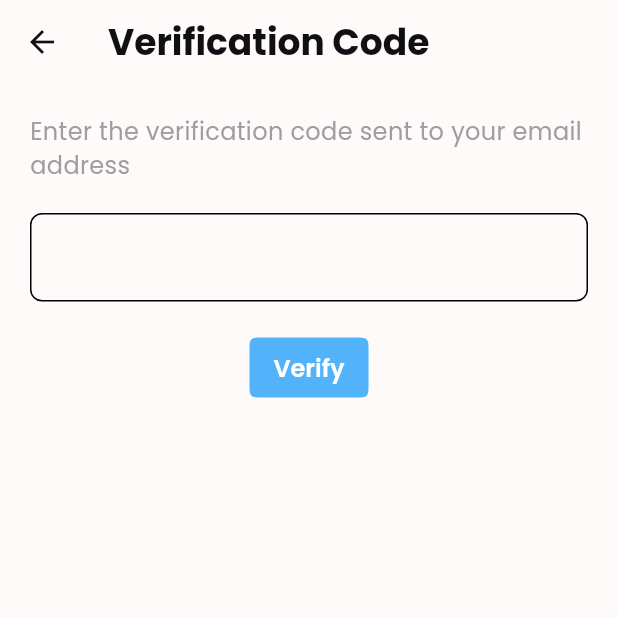
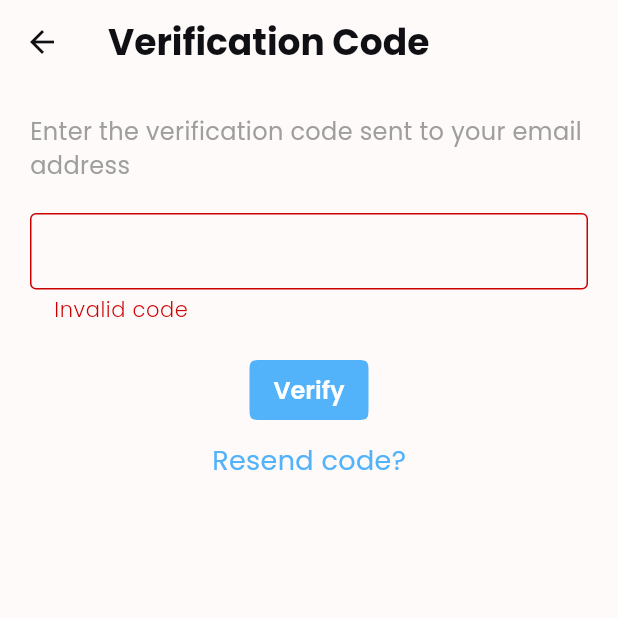
Before and after one commit to igotjulius/joiner_2, a Flutter app: the VerificationWidget screen opened by its route, after a tap on "Verify", on a phone screen of 412 x 824 dp, the top half of it. Run offline on Flutter 3.47's test engine with Material 2 defaults, Android fonts, the phone set to English and light mode, and no system bars; our stand-ins replace auto_size_text, cached_network_image, carousel_slider, dio, dropdown_button2, font_awesome_flutter and 10 more; missing offline and left inert: json_path, mapbox_gl; accounts and stored records are empty; generated files the repository leaves out were written again; project files that could hold a hidden picture were left out.

Commit message:
Verification flow update
- Verification flow

```diff
--- a/lib/controllers/auth_controller.dart
+++ b/lib/controllers/auth_controller.dart
@@ -17,7 +17,7 @@ import 'package:joiner_1/service/api_service.dart';
 import 'package:shared_preferences/shared_preferences.dart';
 
 class AuthController extends ChangeNotifier {
-  static final ApiService _apiService = ApiService(Dio());
+  final ApiService _apiService = ApiService(Dio());
   Auth? _userTypeController;
   Auth? get userTypeController => _userTypeController;
 
@@ -43,27 +43,58 @@ class AuthController extends ChangeNotifier {
   }
 
   List<GoRoute> get routes => _routes;
+  // TODO: implemented
   void setRoutes() {
-    if (_userTypeController?.profile?.verification != null)
+    _routes = baseRoutes();
+    if (_userTypeController?.profile?.verification?['createdAt'] == null)
       _routes.addAll(_userTypeController!.routes);
     notifyListeners();
   }
 
-  // Register CRA
+  // Register CRA // TODO: implemented
   Future<String?> registerCra(User nUser) async {
     final result = await _apiService.registerCra(nUser);
     if (result.code == HttpStatus.created) return null;
     return result.message;
   }
 
-  // Register Joiner
+  // Register Joiner // TODO: implemented
   Future<String?> registerUser(User nUser) async {
     final result = await _apiService.registerUser(nUser);
     if (result.code == HttpStatus.created) return null;
     return result.message;
   }
 
-  // Login CRA/Joiner
+  // Verify // TODO: implemented
+  Future<bool> verify(String verificationCode) async {
+    try {
+      final result = await _apiService.verify(
+        {
+          'code': verificationCode,
+          'email': _userTypeController!.profile!.email
+        },
+      );
+      if (result.code != HttpStatus.ok) return false;
+      if (result.message == 'CraUser Verified')
+        _userTypeController?.profile = result.data as CraUserModel;
+      else if (result.message == 'Verified')
+        _userTypeController?.profile = result.data as UserModel;
+      setRoutes();
+      return true;
+    } catch (e, stack) {
+      print('Error in verifying email: $e');
+      print(stack);
+    }
+    return false;
+  }
+
+  // Resend verification code // TODO: implemented
+  void resendVerification() async {
+    await _apiService
+        .resendVerification({'email': _userTypeController!.profile!.email});
+  }
+
+  // Login CRA/Joiner // TODO: implemented
   Future<User?> loginUser(String email, String password) async {
     final result =
         await _apiService.loginUser({'email': email, 'password': password});
@@ -88,6 +119,7 @@ class AuthController extends ChangeNotifier {
     return result.data;
   }
 
+  // TODO: implemented
   Future<bool> logout() async {
     try {
       await _userTypeController?.logout();
@@ -102,6 +134,7 @@ class AuthController extends ChangeNotifier {
     return false;
   }
 
+  // TODO: implemented
   Future initializePersistedState() async {
     final _pref = await SharedPreferences.getInstance();
     var cachedUser = _pref.getString('user');
@@ -126,10 +159,10 @@ class AuthController extends ChangeNotifier {
 
 abstract class Auth extends ChangeNotifier {
   User? get profile;
+  set profile(User? user);
   List<GoRoute> get routes;
   Future<bool> cacheUser();
   Future<bool> logout();
-  bool isVerified();
   Future<bool> changePassword(String currentPassword, String nPassword);
   Future<bool> editAccount(String firstName, String lastName);
   void refetchRentals();
--- a/lib/controllers/cra_controller.dart
+++ b/lib/controllers/cra_controller.dart
@@ -83,7 +83,10 @@ class CraController extends Auth {
   @override
   User get profile => _currentUser;
 
-  @override
+  @override // TODO: implemented
+  set profile(User? user) => _currentUser = user as CraUserModel;
+
+  @override // TODO: implemented
   Future<bool> cacheUser() async {
     try {
       _pref = await SharedPreferences.getInstance();
@@ -97,15 +100,12 @@ class CraController extends Auth {
     return false;
   }
 
-  @override
-  bool isVerified() {
-    return _currentUser.verification != null ? true : false;
-  }
+  List<CarModel> get cars => _currentUser.vehicles;
 
-  List<CarModel> get cars => _currentUser.vehicles;
+  // TODO: implemented
   void refetchCraCars() async {
     final res = await _apiService.getCraCars(_currentUser.id);
-    _currentUser.vehicles = res.data!;
+    _currentUser.vehicles = res.data ?? [];
     notifyListeners();
   }
 
@@ -151,7 +151,7 @@ class CraController extends Auth {
     return null;
   }
 
-  // Edit car TODO: check
+  // Edit car TODO: implemented
   Future<String?> editCar(CarModel car, List<XFile>? images) async {
     List<MultipartFile>? converted;
     if (images != null) {
@@ -200,10 +200,10 @@ class CraController extends Auth {
   }
 
   // Fetch CRA's rentals
-  @override
+  @override // TODO: implemented
   List<RentalModel> get rentals => _currentUser.rentals;
 
-  @override
+  @override // TODO: implemented
   void refetchRentals() async {
     try {
       final result = await _apiService.getCraRentals(_currentUser.id);
@@ -220,7 +220,7 @@ class CraController extends Auth {
     Account related actions
   */
 
-  // Change Cra's password
+  // Change Cra's password // TODO: implemented
   Future<bool> changePassword(String password, String newPassword) async {
     try {
       final result = await _apiService.changeCraPassword(
@@ -237,7 +237,7 @@ class CraController extends Auth {
     return false;
   }
 
-  // TODO: check
+  // TODO: implemented
   @override
   Future<bool> logout() async {
     try {
@@ -251,7 +251,7 @@ class CraController extends Auth {
     }
   }
 
-  @override
+  @override // TODO: implemented
   Future<bool> editAccount(String firstName, String lastName) async {
     try {
       final result = await _apiService.editCraAccount(
--- a/lib/controllers/user_controller.dart
+++ b/lib/controllers/user_controller.dart
@@ -154,7 +154,10 @@ class UserController extends Auth {
   @override
   User? get profile => _currentUser;
 
-  @override
+  @override // TODO: implemented
+  set profile(User? user) => _currentUser = user as UserModel;
+
+  @override // TODO: implemented
   Future<bool> cacheUser() async {
     try {
       _pref = await SharedPreferences.getInstance();
@@ -166,11 +169,6 @@ class UserController extends Auth {
       print(stack);
     }
     return false;
-  }
-
-  @override
-  bool isVerified() {
-    return _currentUser.verification != null ? true : false;
   }
 
   /*
@@ -192,6 +190,7 @@ class UserController extends Auth {
       .where((element) => element.status == 'Waiting Approval')
       .toList();
 
+  // TODO: implemented
   void refetchLobbies() async {
     try {
       final result = await _apiService.getLobbies(_currentUser.id);
@@ -437,13 +436,13 @@ class UserController extends Auth {
     return false;
   }
 
-  // Accept invitation to join a lobby
+  // Accept invitation to join a lobby // TODO: NOT IMPLEMENTED
   Future<void> acceptLobbyInvitation(String lobbyId) async {
     await _apiService
         .acceptLobbyInvitation({'lobbyId': lobbyId}, _currentUser.id);
   }
 
-  // Decline invitation to join a lobby
+  // Decline invitation to join a lobby // TODO: NOT IMPLEMENTED
   Future<void> declineLobbyInvitation(String lobbyId) async {
     await _apiService
         .declineLobbyInvitation({'lobbyId': lobbyId}, _currentUser.id);
@@ -498,7 +497,7 @@ class UserController extends Auth {
   /*
     Friends Related
   */
-  // Invite user as a friend TODO: check
+  // Invite user as a friend // TODO: implemented
   Future<bool> inviteFriend(String friendEmail) async {
     try {
       final result = await _apiService
@@ -513,7 +512,7 @@ class UserController extends Auth {
     return false;
   }
 
-  // Fetch user's friend list
+  // Fetch user's friend list // TODO: implemented
   void refetchFriendsList() async {
     try {
       final result = await _apiService.getFriends(_currentUser.id);
@@ -526,7 +525,7 @@ class UserController extends Auth {
     }
   }
 
-  // Accept friend request TODO: check
+  // Accept friend request // TODO: implemented
   Future<bool> acceptFriendRequest(String friendId) async {
     try {
       await _apiService.acceptFriendRequest(_currentUser.id, friendId);
@@ -542,7 +541,7 @@ class UserController extends Auth {
     return false;
   }
 
-  // Remove friend request TODO: check
+  // Remove friend request // TODO: implemented
   Future<bool> removeFriendRequest(String friendId) async {
     try {
       await _apiService.removeFriendRequest(_currentUser.id, friendId);
@@ -574,7 +573,7 @@ class UserController extends Auth {
     return null;
   }
 
-  // User Renting a Car TODO: check
+  // User Renting a Car // TODO: implemented
   Future<String?> postRental(CarRentalModel carRental, XFile image) async {
     try {
       List<MultipartFile> converted = [];
@@ -603,8 +602,7 @@ class UserController extends Auth {
     Account related actions
   */
 
-  // TODO: check
-  @override
+  @override // TODO: implemented
   Future<bool> logout() async {
     try {
       _pref = await SharedPreferences.getInstance();
@@ -617,7 +615,7 @@ class UserController extends Auth {
     }
   }
 
-  // Edit user profile TODO: check
+  // Edit user profile // TODO: implemented
   Future<bool> editAccount(String firstName, String lastName) async {
     try {
       final result = await _apiService.editAccount(
@@ -636,7 +634,7 @@ class UserController extends Auth {
     return false;
   }
 
-  // Change password TODO: check
+  // Change password // TODO: implemented
   Future<bool> changePassword(String currentPassword, String nPassword) async {
     try {
       final result = await _apiService.changePassword(
--- a/lib/main.dart
+++ b/lib/main.dart
@@ -25,7 +25,6 @@ void main() async {
       providers: [
         // ChangeNotifierProvider.value(value: appState),
         ChangeNotifierProvider(create: (context) => AppStateNotifier.instance),
-        // ChangeNotifierProvider<AuthController>.value(value: authState),
         ChangeNotifierProvider<AuthController>.value(
           value: authState,
         ),
@@ -99,8 +98,8 @@ class _MyAppState extends State<MyApp> with WidgetsBindingObserver {
           bool loggingIn = user != null && state.matchedLocation == '/login';
           bool loggingOut = user == null && state.matchedLocation == '/account';
           if (loggingIn) {
-            if (user?.verification == null) {
-              print('object');
+            if (user?.verification == null ||
+                user?.verification!['createdAt'] != null) {
               user = null;
               return '/verification';
             }
--- a/lib/models/cra_user_model.dart
+++ b/lib/models/cra_user_model.dart
@@ -14,6 +14,7 @@ class CraUserModel extends User {
   String firstName, lastName, email, password;
   List<CarModel> vehicles;
   List<RentalModel> rentals;
+  final Map<String, dynamic>? verification;
 
   CraUserModel({
     required this.id,
@@ -25,6 +26,7 @@ class CraUserModel extends User {
     this.address,
     required this.vehicles,
     required this.rentals,
+    this.verification,
   }) : super(
           id: id,
           firstName: firstName,
@@ -33,6 +35,7 @@ class CraUserModel extends User {
           password: password,
           contactNo: contactNo,
           address: address,
+          verification: verification,
         );
 
   factory CraUserModel.fromJson(Map<String, dynamic> json) =>
--- a/lib/models/helpers/user.dart
+++ b/lib/models/helpers/user.dart
@@ -10,7 +10,7 @@ abstract class User {
     required this.password,
     this.contactNo,
     this.address,
-    this.verification,
+    required this.verification,
   });
 
   Map<String, dynamic> toJson();
--- a/lib/models/user_model.dart
+++ b/lib/models/user_model.dart
@@ -17,7 +17,7 @@ class UserModel extends User {
   List<LobbyModel> activeLobby;
   List<FriendModel> friends;
   List<RentalModel> rentals;
-  Map<String, String>? verification;
+  final Map<String, dynamic>? verification;
 
   UserModel({
     required this.id,
--- a/lib/pages/cra/car/edit_car/edit_car_widget.dart
+++ b/lib/pages/cra/car/edit_car/edit_car_widget.dart
@@ -149,7 +149,7 @@ class _EditCarWidgetState extends State<EditCarWidget> {
         ),
         !_isEnabled
             ? Text(
-                _model.car.availability!,
+                _model.car.availability,
                 style: Theme.of(context).textTheme.bodyLarge?.copyWith(
                       fontWeight: FontWeight.w600,
                     ),
@@ -190,7 +190,7 @@ class _EditCarWidgetState extends State<EditCarWidget> {
         SizedBox(height: 4),
         !_isEnabled
             ? Text(
-                _model.car.vehicleType!,
+                _model.car.vehicleType,
               )
             : dropdownMenu(),
       ],
--- a/lib/pages/shared_pages/login_page/login_page_widget.dart
+++ b/lib/pages/shared_pages/login_page/login_page_widget.dart
@@ -123,7 +123,6 @@ class _LoginPageWidgetState extends State<LoginPageWidget> {
                                     ),
                               ),
                               onPressed: () {
-                                // TODO: if user is not yet verified, send a verification email and redirect to verification page
                                 if (_formKey.currentState!.validate()) {
                                   showDialogLoading(context);
                                   context
--- a/lib/pages/shared_pages/sign_up_page/sign_up_widget.dart
+++ b/lib/pages/shared_pages/sign_up_page/sign_up_widget.dart
@@ -39,6 +39,7 @@ class _SignUpPageWidgetState extends State<SignUpPageWidget>
   void dispose() {
     _userModel.dispose();
     _craModel.dispose();
+    _tabController.dispose();
     super.dispose();
   }
 
@@ -153,7 +154,7 @@ class _SignUpPageWidgetState extends State<SignUpPageWidget>
                               ScaffoldMessenger.of(context).showSnackBar(
                                 showSuccess('Registration successful'),
                               );
-                              context.goNamed('Verification');
+                              context.goNamed('Login');
                             }
                           }
                         },
--- a/lib/pages/shared_pages/verification/verification_widget.dart
+++ b/lib/pages/shared_pages/verification/verification_widget.dart
@@ -1,5 +1,9 @@
 import 'package:flutter/material.dart';
 import 'package:go_router/go_router.dart';
+import 'package:joiner_1/controllers/auth_controller.dart';
+import 'package:joiner_1/utils/utils.dart';
+import 'package:joiner_1/widgets/atoms/text_input.dart';
+import 'package:provider/provider.dart';
 
 class VerificationWidget extends StatefulWidget {
   const VerificationWidget({super.key});
@@ -9,6 +13,8 @@ class VerificationWidget extends StatefulWidget {
 }
 
 class _VerificationWidgetState extends State<VerificationWidget> {
+  TextEditingController _codeController = TextEditingController();
+  String? _verificationError;
   @override
   Widget build(BuildContext context) {
     return Scaffold(
@@ -41,15 +47,60 @@ class _VerificationWidgetState extends State<VerificationWidget> {
             SizedBox(
               height: 20,
             ),
-            TextField(),
+            CustomTextInput(
+              controller: _codeController,
+              errorText: _verificationError,
+            ),
             SizedBox(
               height: 20,
             ),
             Align(
               alignment: Alignment.center,
-              child: FilledButton(
-                onPressed: () {},
-                child: Text('Verify'),
+              child: Column(
+                children: [
+                  FilledButton(
+                    onPressed: () {
+                      showDialogLoading(context);
+                      context
+                          .read<AuthController>()
+                          .verify(_codeController.text)
+                          .then((value) {
+                        context.pop();
+                        if (!value) {
+                          setState(() {
+                            _verificationError = 'Invalid code';
+                          });
+                        }
+                      });
+                    },
+                    child: Text('Verify'),
+                  ),
+                  SizedBox(
+                    height: 10,
+                  ),
+                  InkWell(
+                    splashColor: Colors.transparent,
+                    focusColor: Colors.transparent,
+                    hoverColor: Colors.transparent,
+                    highlightColor: Colors.transparent,
+                    onTap: () {
+                      setState(() {
+                        context.read<AuthController>().resendVerification();
+                      });
+                      ScaffoldMessenger.of(context).showSnackBar(
+                        showSuccess('Email sent'),
+                      );
+                    },
+                    child: Text(
+                      'Resend code?',
+                      style: Theme.of(context).textTheme.bodyMedium!.copyWith(
+                            color: Theme.of(context).primaryColor,
+                            fontSize: 18,
+                            fontWeight: FontWeight.w400,
+                          ),
+                    ),
+                  ),
+                ],
               ),
             ),
           ],
--- a/lib/pages/user/dashboard/lobby/lobby_page_widget.dart
+++ b/lib/pages/user/dashboard/lobby/lobby_page_widget.dart
@@ -54,6 +54,12 @@ class _LobbyPageWidgetState extends State<LobbyPageWidget>
         FocusScope.of(context).unfocus();
       }
     });
+  }
+
+  @override
+  void dispose() {
+    _tabBarController.dispose();
+    super.dispose();
   }
 
   @override
--- a/lib/pages/user/dashboard/map_feature/map_feature.dart
+++ b/lib/pages/user/dashboard/map_feature/map_feature.dart
@@ -30,6 +30,12 @@ class MapFeatureState extends State<MapFeature> {
   void initState() {
     super.initState();
     _downloadRegion();
+  }
+
+  @override
+  void dispose() {
+    _mapController?.dispose();
+    super.dispose();
   }
 
   void _onMapCreated(MapboxMapController controller) {
--- a/lib/service/api_service.dart
+++ b/lib/service/api_service.dart
@@ -14,15 +14,15 @@ import '../models/lobby_model.dart';
 part 'api_service.g.dart';
 
 // local environment, use ngrok for port forwarding
-const String serverUrl =
-    'http://10.0.2.2:443/'; // For mobile emulator run on the host machine
+// const String serverUrl =
+//     'http://10.0.2.2:443/'; // For mobile emulator run on the host machine
 /*
   For physical phones, address might change.
   Run ipconfig from the host machine to configure the ip address of the server.
   Make sure that the physical phone and host machine are in the same network.
 */
 // const String serverUrl = 'http://192.168.137.1:443/';
-// const String serverUrl = 'http://localhost:443/';
+const String serverUrl = 'http://localhost:443/';
 // const String serverUrl = 'https://joiner-backend-v4.onrender.com/';
 
 // final apiService = ApiService(Dio(), baseUrl: serverUrl);
@@ -46,6 +46,18 @@ abstract class ApiService {
     @Body() Map<String, String> credentials, {
     @Header('Content-Type') String contentType = 'application/json',
   });
+
+  // Verify email of a user, could be general user or cra user
+  @POST('verify')
+  Future<ResponseModel<User?>> verify(
+    @Body() Map<String, String> request,
+  );
+
+  // Resend verification code
+  @POST('sendVerification')
+  Future<void> resendVerification(
+    @Body() Map<String, String> email,
+  );
 
   // Create lobby
   @POST('user/{userId}/lobby')
```
Also changed, not shown: lib/app_state.dart (+5 -5 lines), lib/pages/shared_pages/login_page/login_page_model.dart (deleted, +0 -23 lines), lib/pages/user/dashboard/dashboard_widget.dart (+10 -5 lines).
